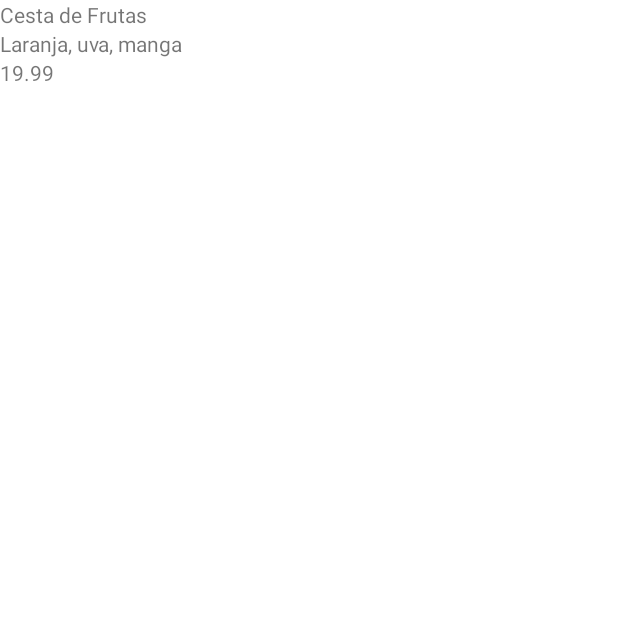
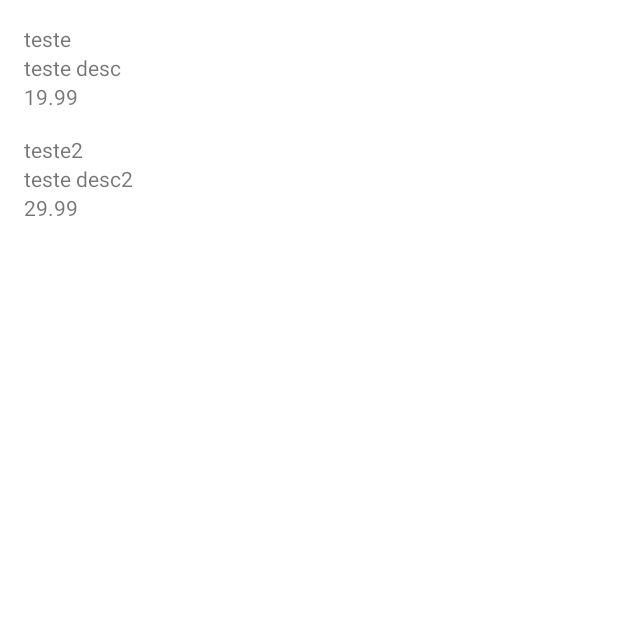
Before and after one commit to AlexParreira/Orgs, an Android app: the screen it shows after launch (MainActivity), on a phone screen of 412 x 824 dp, the top half of it. Run offline under Robolectric (Android 15) with nearby library versions, the phone set to English and light mode, and no system bars.

Commit message:
Add RecyclerView

```diff
--- a/app/src/main/AndroidManifest.xml
+++ b/app/src/main/AndroidManifest.xml
@@ -13,7 +13,7 @@
         android:supportsRtl="true"
         android:theme="@style/Theme.Orgs"
         tools:targetApi="31">
-        <activity android:name=".MainActivity"
+        <activity android:name=".ui.activity.MainActivity"
             android:exported="true">
             <intent-filter>
                 <action android:name="android.intent.action.MAIN">
--- a/app/src/main/java/br/com/alex/orgs/MainActivity.kt
+++ /dev/null
@@ -1,16 +0,0 @@
-package br.com.alex.orgs
-
-import android.app.Activity
-import android.os.Bundle
-import android.view.View
-import android.widget.TextView
-import android.widget.Toast
-
-
-class MainActivity: Activity() {
-    override fun onCreate(savedInstanceState: Bundle?) {
-        super.onCreate(savedInstanceState)
-
-        setContentView(R.layout.activity_main)
-    }
-}
--- /dev/null
+++ b/app/src/main/java/br/com/alex/orgs/model/Produto.kt
@@ -0,0 +1,11 @@
+package br.com.alex.orgs.model
+
+import java.math.BigDecimal
+
+class Produto(
+    val nome: String,
+    val descricao: String,
+    val valor: BigDecimal
+) {
+
+}
--- /dev/null
+++ b/app/src/main/java/br/com/alex/orgs/ui/activity/MainActivity.kt
@@ -0,0 +1,46 @@
+package br.com.alex.orgs.ui.activity
+
+
+import android.annotation.SuppressLint
+import android.app.Activity
+import android.os.Bundle
+import android.view.View
+import android.widget.TextView
+import android.widget.Toast
+import androidx.recyclerview.widget.LinearLayoutManager
+import androidx.recyclerview.widget.RecyclerView
+import br.com.alex.orgs.R
+import br.com.alex.orgs.model.Produto
+import br.com.alex.orgs.ui.recycleView.adapter.ListaProdutoAdapter
+import java.math.BigDecimal
+
+
+class MainActivity : Activity() {
+
+    override fun onCreate(savedInstanceState: Bundle?) {
+        super.onCreate(savedInstanceState)
+        setContentView(R.layout.activity_main)
+        //   val nome = findViewById<TextView>(R.id.nome)
+        //   nome.text = "Cesta de frutas"
+        //   val descricao = findViewById<TextView>(R.id.descricao)
+        //   descricao.text = "Laranja, manga e uva"
+        //   val valor = findViewById<TextView>(R.id.valor)
+        //   valor.text = "19.9"
+        val recyclerView = findViewById<RecyclerView>(R.id.recycleView)
+        recyclerView.adapter = ListaProdutoAdapter(
+            context = this, produtos = listOf(
+                Produto(
+                    nome = "teste",
+                    descricao = "teste desc",
+                    valor = BigDecimal("19.99")
+                ),
+                Produto(
+                    nome = "teste2",
+                    descricao = "teste desc2",
+                    valor = BigDecimal("29.99")
+                ),
+            )
+        )
+
+    }
+}
--- /dev/null
+++ b/app/src/main/java/br/com/alex/orgs/ui/recycleView/adapter/ListaProdutoAdapter.kt
@@ -0,0 +1,41 @@
+package br.com.alex.orgs.ui.recycleView.adapter
+
+import android.content.Context
+import android.view.LayoutInflater
+import android.view.View
+import android.view.ViewGroup
+import android.widget.TextView
+import androidx.recyclerview.widget.RecyclerView
+import br.com.alex.orgs.R
+import br.com.alex.orgs.model.Produto
+
+class ListaProdutoAdapter(
+    private val context: Context,
+    private val produtos: List<Produto>
+) : RecyclerView.Adapter<ListaProdutoAdapter.ViewHolder>() {
+
+    class ViewHolder(view: View) : RecyclerView.ViewHolder(view) {
+        fun vincula(produto: Produto) {
+            val nome = itemView.findViewById<TextView>(R.id.nome)
+            nome.text = produto.nome
+            val descricao = itemView.findViewById<TextView>(R.id.descricao)
+            descricao.text =  produto.descricao
+            val valor =  itemView.findViewById<TextView>(R.id.valor)
+            valor.text = produto.valor.toPlainString()
+        }
+    }
+
+    override fun onCreateViewHolder(parent: ViewGroup, viewType: Int): ViewHolder {
+        val inflater = LayoutInflater.from(context)
+        val view = inflater.inflate(R.layout.produto_item, parent, false)
+        return ViewHolder(view)
+    }
+
+    override fun onBindViewHolder(holder: ViewHolder, position: Int) {
+        val produto = produtos[position]
+        holder.vincula(produto)
+    }
+
+    override fun getItemCount(): Int = produtos.size
+
+}
--- a/app/src/main/res/layout/activity_main.xml
+++ b/app/src/main/res/layout/activity_main.xml
@@ -5,28 +5,15 @@
     android:layout_width="match_parent"
     android:layout_height="match_parent">
 
-    <TextView
-        android:id="@+id/nome"
-        android:layout_width="match_parent"
-        android:layout_height="wrap_content"
-        android:text="Cesta de Frutas"
+
+    <androidx.recyclerview.widget.RecyclerView
+        android:id="@+id/recycleView"
+        android:layout_width="0dp"
+        android:layout_height="0dp"
+        app:layout_constraintBottom_toBottomOf="parent"
         app:layout_constraintEnd_toEndOf="parent"
+        app:layout_constraintStart_toStartOf="parent"
         app:layout_constraintTop_toTopOf="parent"
-        />
-    <TextView
-        android:id="@+id/descricao"
-        android:layout_width="match_parent"
-        android:layout_height="wrap_content"
-        android:text="Laranja, uva, manga"
-        app:layout_constraintTop_toBottomOf="@id/nome"
-
-        />
-    <TextView
-        android:id="@+id/valor"
-        android:layout_width="match_parent"
-        android:layout_height="wrap_content"
-        android:text="19.99"
-        app:layout_constraintStart_toStartOf="parent"
-        app:layout_constraintTop_toBottomOf="@id/descricao"
-    />
+        tools:listitem="@layout/produto_item"
+        app:layoutManager="androidx.recyclerview.widget.LinearLayoutManager"/>
 </androidx.constraintlayout.widget.ConstraintLayout>
--- /dev/null
+++ b/app/src/main/res/layout/produto_item.xml
@@ -0,0 +1,40 @@
+<?xml version="1.0" encoding="utf-8"?>
+<androidx.constraintlayout.widget.ConstraintLayout xmlns:android="http://schemas.android.com/apk/res/android"
+    android:layout_width="match_parent"
+    android:layout_height="wrap_content"
+    xmlns:tools="http://schemas.android.com/tools"
+    xmlns:app="http://schemas.android.com/apk/res-auto">
+
+    <TextView
+        android:id="@+id/nome"
+        android:layout_width="0dp"
+        android:layout_height="wrap_content"
+        android:layout_margin="16dp"
+        android:layout_marginStart="297dp"
+        app:layout_constraintEnd_toEndOf="parent"
+        app:layout_constraintStart_toStartOf="parent"
+        app:layout_constraintTop_toTopOf="parent"
+        tools:text="Cesta de Frutas" />
+
+    <TextView
+        android:id="@+id/descricao"
+        android:layout_width="0dp"
+        android:layout_height="wrap_content"
+        android:layout_marginStart="16dp"
+        android:layout_marginEnd="16dp"
+        app:layout_constraintEnd_toEndOf="parent"
+        app:layout_constraintStart_toStartOf="parent"
+        app:layout_constraintTop_toBottomOf="@id/nome"
+        tools:text="Laranja, uva, manga" />
+
+    <TextView
+        android:id="@+id/valor"
+        android:layout_width="0dp"
+        android:layout_height="wrap_content"
+        android:layout_marginStart="16dp"
+        android:layout_marginEnd="16dp"
+        tools:text="19.99"
+        app:layout_constraintEnd_toEndOf="parent"
+        app:layout_constraintStart_toStartOf="parent"
+        app:layout_constraintTop_toBottomOf="@id/descricao" />
+</androidx.constraintlayout.widget.ConstraintLayout>
```
